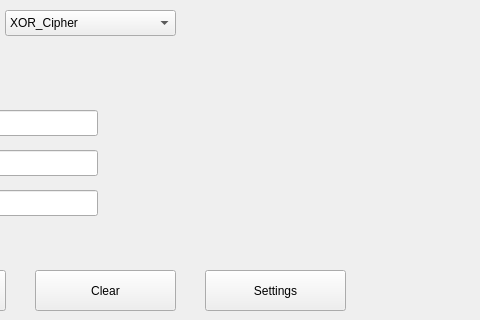
Old version of the form mainwindow.ui in the repository Kirill-DoS/BlackCrypt; both pictures show x 165 to 645 and y 94 to 414 of the 800 by 600 pixel window.
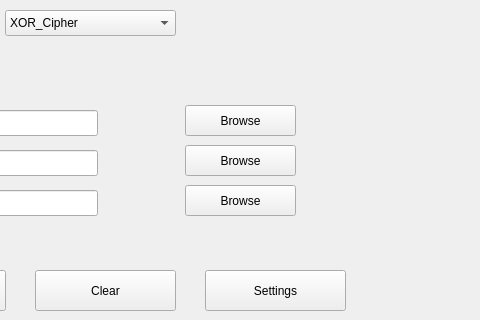
New version of the form.

Commit message: Browse Button

What changed in the file:
```diff
--- a/mainwindow.ui
+++ b/mainwindow.ui
@@ -203,6 +203,58 @@
      <string>Settings</string>
     </property>
    </widget>
+   <widget class="QLabel" name="status_label">
+    <property name="geometry">
+     <rect>
+      <x>40</x>
+      <y>430</y>
+      <width>461</width>
+      <height>31</height>
+     </rect>
+    </property>
+    <property name="text">
+     <string/>
+    </property>
+   </widget>
+   <widget class="QPushButton" name="browseInputButton">
+    <property name="geometry">
+     <rect>
+      <x>350</x>
+      <y>195</y>
+      <width>111</width>
+      <height>31</height>
+     </rect>
+    </property>
+    <property name="text">
+     <string>Browse</string>
+    </property>
+   </widget>
+   <widget class="QPushButton" name="browseOutputButton">
+    <property name="geometry">
+     <rect>
+      <x>350</x>
+      <y>235</y>
+      <width>111</width>
+      <height>31</height>
+     </rect>
+    </property>
+    <property name="text">
+     <string>Browse</string>
+    </property>
+   </widget>
+   <widget class="QPushButton" name="browseKeyfileButton">
+    <property name="geometry">
+     <rect>
+      <x>350</x>
+      <y>275</y>
+      <width>111</width>
+      <height>31</height>
+     </rect>
+    </property>
+    <property name="text">
+     <string>Browse</string>
+    </property>
+   </widget>
   </widget>
   <widget class="QMenuBar" name="menubar">
    <property name="geometry">
```
The commit also changes 525 other files.
